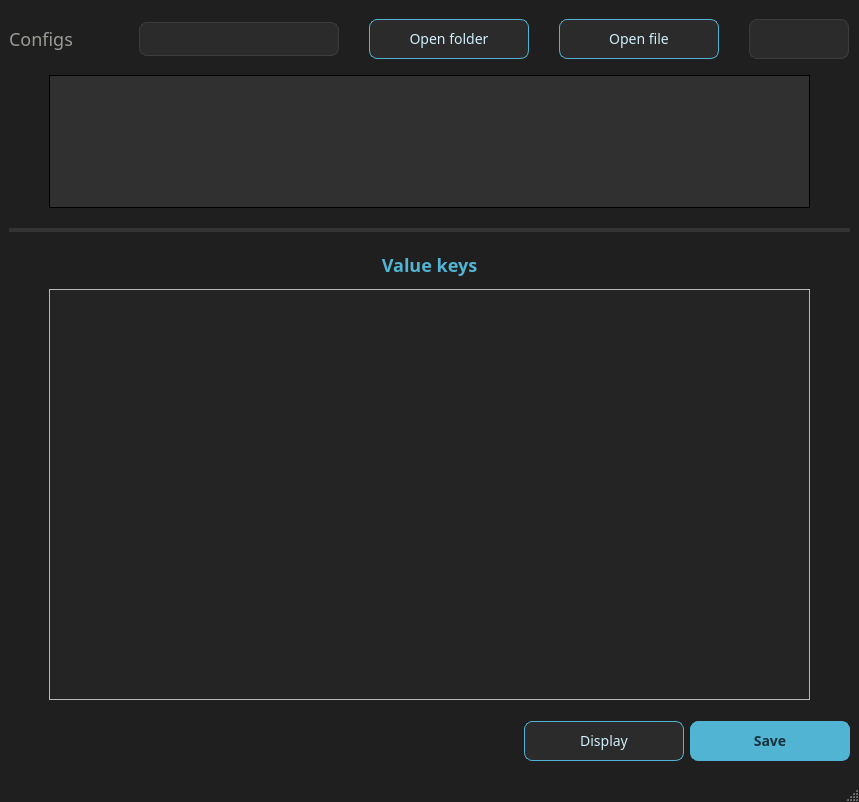
This is src/mainwindow.ui in Ruha24/YamlEditor as Qt 5 draws it before an edit. The edited form follows.
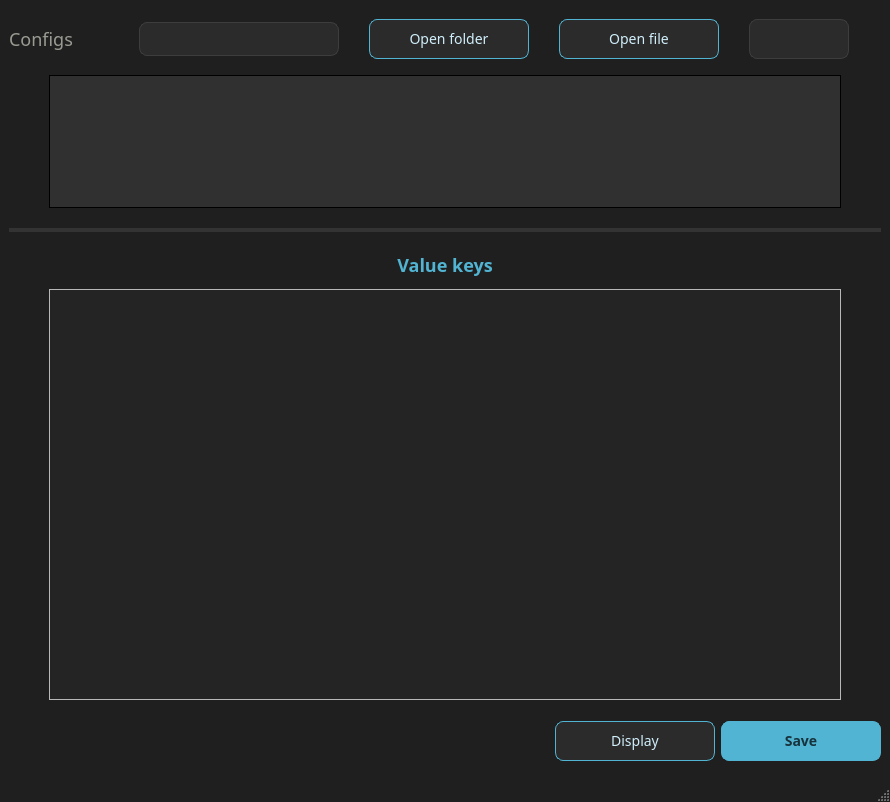
This is the edited form. Icons and pictures are not drawn.

What changed in the file:
```diff
--- a/src/mainwindow.ui
+++ b/src/mainwindow.ui
@@ -6,7 +6,7 @@
    <rect>
     <x>0</x>
     <y>0</y>
-    <width>859</width>
+    <width>890</width>
     <height>802</height>
    </rect>
   </property>
@@ -704,7 +704,7 @@
                 <rect>
                  <x>0</x>
                  <y>0</y>
-                 <width>753</width>
+                 <width>784</width>
                  <height>387</height>
                 </rect>
                </property>
```
Left out of the diff: 4 changed lines with no effect on the pictures.
